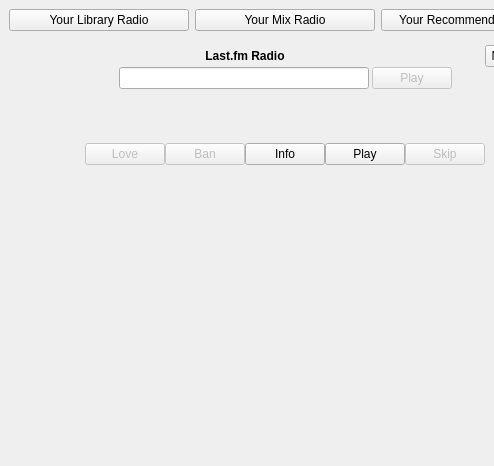
Old version of the form app/audioscrobbler/Widgets/RadioWidget.ui in the repository mutecypher/lastfm-desktop.
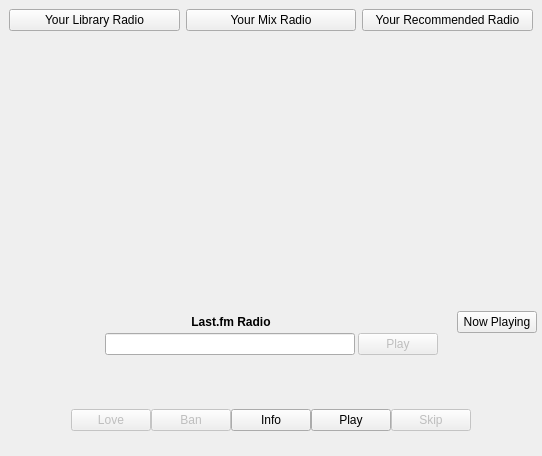
New version of the form. Custom widgets are drawn as their Qt base class.

Diff of the .ui file:
```diff
--- a/app/audioscrobbler/Widgets/RadioWidget.ui
+++ b/app/audioscrobbler/Widgets/RadioWidget.ui
@@ -6,14 +6,21 @@
    <rect>
     <x>0</x>
     <y>0</y>
-    <width>494</width>
-    <height>466</height>
+    <width>542</width>
+    <height>456</height>
    </rect>
   </property>
   <property name="windowTitle">
    <string>MainWindow</string>
   </property>
-  <widget class="QWidget" name="centralwidget">
+  <layout class="QVBoxLayout" name="verticalLayout_4">
+   <property name="spacing">
+    <number>0</number>
+   </property>
+   <property name="margin">
+    <number>0</number>
+   </property>
+   <item>
    <layout class="QVBoxLayout" name="verticalLayout_2" stretch="0,1,0">
     <property name="spacing">
      <number>0</number>
@@ -583,7 +590,8 @@
      </widget>
     </item>
    </layout>
-  </widget>
+   </item>
+  </layout>
  </widget>
  <customwidgets>
   <customwidget>
```
Lines whose indentation alone changed are shown as unchanged.
